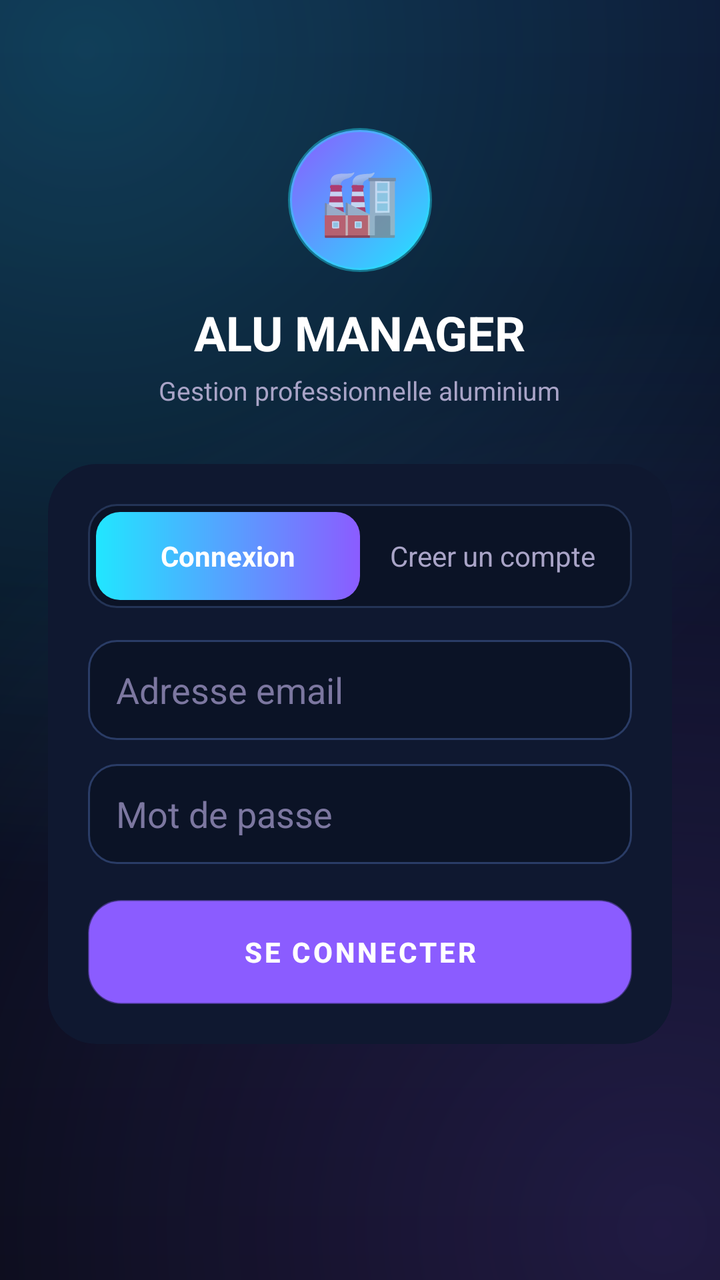
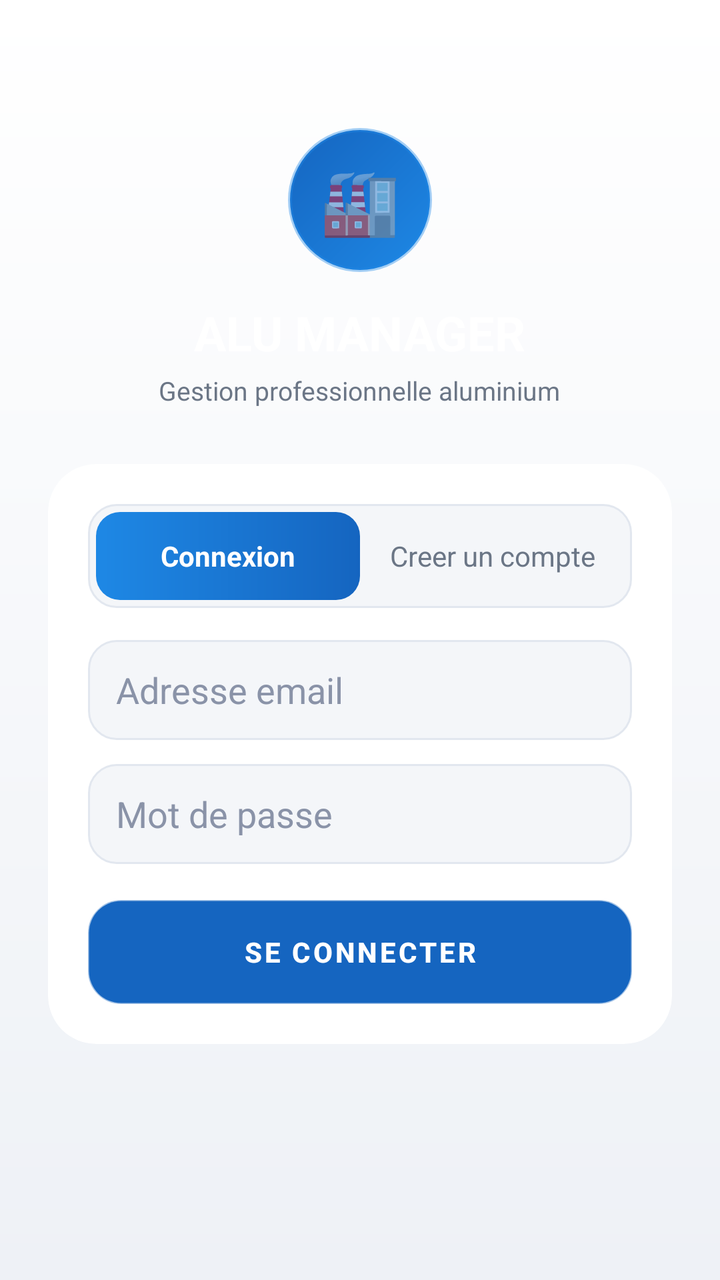

Two renders of the same Android screen: before a commit and after it. Below are the layout's source before the change and the commit's diff.
<!-- AndroidManifest.xml: application theme Theme.AluManager -->
<!-- res/layout/activity_login.xml -->
<?xml version="1.0" encoding="utf-8"?>
<ScrollView xmlns:android="http://schemas.android.com/apk/res/android"
    android:layout_width="match_parent"
    android:layout_height="match_parent"
    android:background="@drawable/bg_space"
    android:fillViewport="true">

    <LinearLayout
        android:layout_width="match_parent"
        android:layout_height="wrap_content"
        android:orientation="vertical"
        android:gravity="center_horizontal"
        android:padding="24dp">

        
        <TextView
            android:layout_width="72dp"
            android:layout_height="72dp"
            android:layout_marginTop="40dp"
            android:background="@drawable/logo_circle"
            android:gravity="center"
            android:text="🏭"
            android:textSize="32sp" />

        <TextView
            android:layout_width="wrap_content"
            android:layout_height="wrap_content"
            android:layout_marginTop="14dp"
            android:text="ALU MANAGER"
            android:textColor="#FFFFFF"
            android:textSize="24sp"
            android:textStyle="bold" />

        <TextView
            android:layout_width="wrap_content"
            android:layout_height="wrap_content"
            android:layout_marginTop="4dp"
            android:text="Gestion professionnelle aluminium"
            android:textColor="#A9A4C7"
            android:textSize="13sp" />

        
        <androidx.cardview.widget.CardView
            android:layout_width="match_parent"
            android:layout_height="wrap_content"
            android:layout_marginTop="28dp"
            app:cardBackgroundColor="#0F1830"
            app:cardCornerRadius="24dp"
            app:cardElevation="0dp"
            xmlns:app="http://schemas.android.com/apk/res-auto">

            <LinearLayout
                android:layout_width="match_parent"
                android:layout_height="wrap_content"
                android:orientation="vertical"
                android:padding="20dp">

                
                <LinearLayout
                    android:layout_width="match_parent"
                    android:layout_height="wrap_content"
                    android:background="@drawable/tab_track"
                    android:orientation="horizontal"
                    android:padding="4dp">

                    <TextView
                        android:id="@+id/tabLogin"
                        android:layout_width="0dp"
                        android:layout_height="44dp"
                        android:layout_weight="1"
                        android:background="@drawable/tab_active"
                        android:gravity="center"
                        android:text="Connexion"
                        android:textColor="#FFFFFF"
                        android:textStyle="bold" />

                    <TextView
                        android:id="@+id/tabRegister"
                        android:layout_width="0dp"
                        android:layout_height="44dp"
                        android:layout_weight="1"
                        android:gravity="center"
                        android:text="Creer un compte"
                        android:textColor="#A9A4C7" />
                </LinearLayout>

                
                <TextView
                    android:id="@+id/authError"
                    android:layout_width="match_parent"
                    android:layout_height="wrap_content"
                    android:layout_marginTop="14dp"
                    android:background="@drawable/error_bg"
                    android:padding="10dp"
                    android:textColor="#FF6B6B"
                    android:textSize="13sp"
                    android:visibility="gone" />

                
                <LinearLayout
                    android:id="@+id/formLogin"
                    android:layout_width="match_parent"
                    android:layout_height="wrap_content"
                    android:layout_marginTop="16dp"
                    android:orientation="vertical">

                    <EditText
                        android:id="@+id/loginEmail"
                        android:layout_width="match_parent"
                        android:layout_height="50dp"
                        android:background="@drawable/field_bg"
                        android:hint="Adresse email"
                        android:inputType="textEmailAddress"
                        android:paddingHorizontal="14dp"
                        android:textColor="#FFFFFF"
                        android:textColorHint="#7C77A0" />

                    <EditText
                        android:id="@+id/loginPassword"
                        android:layout_width="match_parent"
                        android:layout_height="50dp"
                        android:layout_marginTop="12dp"
                        android:background="@drawable/field_bg"
                        android:hint="Mot de passe"
                        android:inputType="textPassword"
                        android:paddingHorizontal="14dp"
                        android:textColor="#FFFFFF"
                        android:textColorHint="#7C77A0" />

                    <Button
                        android:id="@+id/btnLogin"
                        android:layout_width="match_parent"
                        android:layout_height="52dp"
                        android:layout_marginTop="18dp"
                        android:background="@drawable/btn_primary"
                        android:text="Se connecter"
                        android:textColor="#FFFFFF"
                        android:textStyle="bold" />
                </LinearLayout>

                
                <LinearLayout
                    android:id="@+id/formRegister"
                    android:layout_width="match_parent"
                    android:layout_height="wrap_content"
                    android:layout_marginTop="16dp"
                    android:orientation="vertical"
                    android:visibility="gone">

                    <EditText
                        android:id="@+id/regName"
                        android:layout_width="match_parent"
                        android:layout_height="50dp"
                        android:background="@drawable/field_bg"
                        android:hint="Nom complet"
                        android:inputType="textPersonName"
                        android:paddingHorizontal="14dp"
                        android:textColor="#FFFFFF"
                        android:textColorHint="#7C77A0" />

                    <EditText
                        android:id="@+id/regEmail"
                        android:layout_width="match_parent"
                        android:layout_height="50dp"
                        android:layout_marginTop="12dp"
                        android:background="@drawable/field_bg"
                        android:hint="Adresse email"
                        android:inputType="textEmailAddress"
                        android:paddingHorizontal="14dp"
                        android:textColor="#FFFFFF"
                        android:textColorHint="#7C77A0" />

                    <Spinner
                        android:id="@+id/regSociete"
                        android:layout_width="match_parent"
                        android:layout_height="50dp"
                        android:layout_marginTop="12dp"
                        android:background="@drawable/field_bg"
                        android:paddingHorizontal="10dp" />

                    <EditText
                        android:id="@+id/regPassword"
                        android:layout_width="match_parent"
                        android:layout_height="50dp"
                        android:layout_marginTop="12dp"
                        android:background="@drawable/field_bg"
                        android:hint="Mot de passe (min. 6 caracteres)"
                        android:inputType="textPassword"
                        android:paddingHorizontal="14dp"
                        android:textColor="#FFFFFF"
                        android:textColorHint="#7C77A0" />

                    <EditText
                        android:id="@+id/regConfirm"
                        android:layout_width="match_parent"
                        android:layout_height="50dp"
                        android:layout_marginTop="12dp"
                        android:background="@drawable/field_bg"
                        android:hint="Confirmer le mot de passe"
                        android:inputType="textPassword"
                        android:paddingHorizontal="14dp"
                        android:textColor="#FFFFFF"
                        android:textColorHint="#7C77A0" />

                    <Button
                        android:id="@+id/btnRegister"
                        android:layout_width="match_parent"
                        android:layout_height="52dp"
                        android:layout_marginTop="18dp"
                        android:background="@drawable/btn_primary"
                        android:text="Creer mon compte"
                        android:textColor="#FFFFFF"
                        android:textStyle="bold" />
                </LinearLayout>

            </LinearLayout>
        </androidx.cardview.widget.CardView>

    </LinearLayout>
</ScrollView>
<!-- resources referenced by this layout -->
<resources>
  <!-- drawable bg_space (drawable) -->
  <?xml version="1.0" encoding="utf-8"?>
  <layer-list xmlns:android="http://schemas.android.com/apk/res/android">
      <item>
          <shape android:shape="rectangle">
              <gradient
                  android:angle="270"
                  android:startColor="#0C1430"
                  android:centerColor="#080E1F"
                  android:endColor="#060912" />
          </shape>
      </item>
      
      <item>
          <shape android:shape="rectangle">
              <gradient
                  android:type="radial"
                  android:centerX="0.12"
                  android:centerY="0.04"
                  android:gradientRadius="420dp"
                  android:startColor="#3321E6FF"
                  android:endColor="#0021E6FF" />
          </shape>
      </item>
      
      <item>
          <shape android:shape="rectangle">
              <gradient
                  android:type="radial"
                  android:centerX="0.92"
                  android:centerY="0.96"
                  android:gradientRadius="460dp"
                  android:startColor="#338B5CFF"
                  android:endColor="#008B5CFF" />
          </shape>
      </item>
  </layer-list>
  <!-- drawable btn_primary (drawable) -->
  <?xml version="1.0" encoding="utf-8"?>
  <shape xmlns:android="http://schemas.android.com/apk/res/android" android:shape="rectangle">
      <gradient
          android:angle="0"
          android:startColor="#21E6FF"
          android:endColor="#8B5CFF" />
      <corners android:radius="16dp" />
      <stroke android:width="1dp" android:color="#66BFF5FF" />
  </shape>
  <!-- drawable error_bg (drawable) -->
  <?xml version="1.0" encoding="utf-8"?>
  <shape xmlns:android="http://schemas.android.com/apk/res/android" android:shape="rectangle">
      <solid android:color="#2A1020" />
      <corners android:radius="12dp" />
      <stroke android:width="1dp" android:color="#FF4D9D" />
  </shape>
  <!-- drawable field_bg (drawable) -->
  <?xml version="1.0" encoding="utf-8"?>
  <shape xmlns:android="http://schemas.android.com/apk/res/android" android:shape="rectangle">
      <solid android:color="#0B1326" />
      <corners android:radius="14dp" />
      <stroke android:width="1dp" android:color="#2A3C66" />
  </shape>
  <!-- drawable logo_circle (drawable) -->
  <?xml version="1.0" encoding="utf-8"?>
  <shape xmlns:android="http://schemas.android.com/apk/res/android" android:shape="oval">
      <gradient
          android:angle="135"
          android:startColor="#21E6FF"
          android:endColor="#8B5CFF" />
      <stroke android:width="2dp" android:color="#6621E6FF" />
  </shape>
  <!-- drawable tab_active (drawable) -->
  <?xml version="1.0" encoding="utf-8"?>
  <shape xmlns:android="http://schemas.android.com/apk/res/android" android:shape="rectangle">
      <gradient
          android:angle="0"
          android:startColor="#21E6FF"
          android:endColor="#8B5CFF" />
      <corners android:radius="12dp" />
  </shape>
  <!-- drawable tab_track (drawable) -->
  <?xml version="1.0" encoding="utf-8"?>
  <shape xmlns:android="http://schemas.android.com/apk/res/android" android:shape="rectangle">
      <solid android:color="#0B1326" />
      <corners android:radius="14dp" />
      <stroke android:width="1dp" android:color="#243456" />
  </shape>
  <style name="Theme.AluManager" parent="Theme.MaterialComponents.NoActionBar">
          <item name="colorPrimary">@color/neon_violet</item>
          <item name="colorPrimaryVariant">@color/neon_cyan</item>
          <item name="colorOnPrimary">#08101F</item>
          <item name="colorAccent">@color/neon_cyan</item>
          <item name="android:windowBackground">@color/bg_deep</item>
          <item name="android:statusBarColor">@android:color/transparent</item>
          <item name="android:navigationBarColor">@color/bg_deep</item>
          <item name="android:windowLightStatusBar">false</item>
          <item name="android:colorBackground">@color/bg_deep</item>
      </style>
  <color name="neon_violet">#8B5CFF</color>
  <color name="neon_cyan">#21E6FF</color>
  <color name="bg_deep">#060912</color>
</resources>

<!-- the commit's change to res/layout/activity_login.xml (unified diff, before → after) -->
@@ -36,7 +36,7 @@
             android:layout_height="wrap_content"
             android:layout_marginTop="4dp"
             android:text="Gestion professionnelle aluminium"
-            android:textColor="#A9A4C7"
+            android:textColor="#6B7686"
             android:textSize="13sp" />
 
         
@@ -44,7 +44,7 @@
             android:layout_width="match_parent"
             android:layout_height="wrap_content"
             android:layout_marginTop="28dp"
-            app:cardBackgroundColor="#0F1830"
+            app:cardBackgroundColor="#FFFFFF"
             app:cardCornerRadius="24dp"
             app:cardElevation="0dp"
             xmlns:app="http://schemas.android.com/apk/res-auto">
@@ -81,7 +81,7 @@
                         android:layout_weight="1"
                         android:gravity="center"
                         android:text="Creer un compte"
-                        android:textColor="#A9A4C7" />
+                        android:textColor="#6B7686" />
                 </LinearLayout>
 
                 
@@ -113,7 +113,7 @@
                         android:inputType="textEmailAddress"
                         android:paddingHorizontal="14dp"
                         android:textColor="#FFFFFF"
-                        android:textColorHint="#7C77A0" />
+                        android:textColorHint="#8A93A8" />
 
                     <EditText
                         android:id="@+id/loginPassword"
@@ -125,7 +125,7 @@
                         android:inputType="textPassword"
                         android:paddingHorizontal="14dp"
                         android:textColor="#FFFFFF"
-                        android:textColorHint="#7C77A0" />
+                        android:textColorHint="#8A93A8" />
 
                     <Button
                         android:id="@+id/btnLogin"
@@ -156,7 +156,7 @@
                         android:inputType="textPersonName"
                         android:paddingHorizontal="14dp"
                         android:textColor="#FFFFFF"
-                        android:textColorHint="#7C77A0" />
+                        android:textColorHint="#8A93A8" />
 
                     <EditText
                         android:id="@+id/regEmail"
@@ -168,7 +168,7 @@
                         android:inputType="textEmailAddress"
                         android:paddingHorizontal="14dp"
                         android:textColor="#FFFFFF"
-                        android:textColorHint="#7C77A0" />
+                        android:textColorHint="#8A93A8" />
 
                     <Spinner
                         android:id="@+id/regSociete"
@@ -188,7 +188,7 @@
                         android:inputType="textPassword"
                         android:paddingHorizontal="14dp"
                         android:textColor="#FFFFFF"
-                        android:textColorHint="#7C77A0" />
+                        android:textColorHint="#8A93A8" />
 
                     <EditText
                         android:id="@+id/regConfirm"
@@ -200,7 +200,7 @@
                         android:inputType="textPassword"
                         android:paddingHorizontal="14dp"
                         android:textColor="#FFFFFF"
-                        android:textColorHint="#7C77A0" />
+                        android:textColorHint="#8A93A8" />
 
                     <Button
                         android:id="@+id/btnRegister"
<!-- resource entries referenced after the edit -->
@@ -2,94 +2,65 @@
 <resources>
   <!-- drawable bg_space (drawable) -->
   <?xml version="1.0" encoding="utf-8"?>
-  <layer-list xmlns:android="http://schemas.android.com/apk/res/android">
-      <item>
-          <shape android:shape="rectangle">
-              <gradient
-                  android:angle="270"
-                  android:startColor="#0C1430"
-                  android:centerColor="#080E1F"
-                  android:endColor="#060912" />
-          </shape>
-      </item>
-      
-      <item>
-          <shape android:shape="rectangle">
-              <gradient
-                  android:type="radial"
-                  android:centerX="0.12"
-                  android:centerY="0.04"
-                  android:gradientRadius="420dp"
-                  android:startColor="#3321E6FF"
-                  android:endColor="#0021E6FF" />
-          </shape>
-      </item>
-      
-      <item>
-          <shape android:shape="rectangle">
-              <gradient
-                  android:type="radial"
-                  android:centerX="0.92"
-                  android:centerY="0.96"
-                  android:gradientRadius="460dp"
-                  android:startColor="#338B5CFF"
-                  android:endColor="#008B5CFF" />
-          </shape>
-      </item>
-  </layer-list>
+  <shape xmlns:android="http://schemas.android.com/apk/res/android" android:shape="rectangle">
+      <gradient
+          android:angle="270"
+          android:startColor="#FFFFFF"
+          android:endColor="#EEF1F6" />
+  </shape>
   <!-- drawable btn_primary (drawable) -->
   <?xml version="1.0" encoding="utf-8"?>
   <shape xmlns:android="http://schemas.android.com/apk/res/android" android:shape="rectangle">
       <gradient
           android:angle="0"
-          android:startColor="#21E6FF"
-          android:endColor="#8B5CFF" />
+          android:startColor="#1E88E5"
+          android:endColor="#1565C0" />
       <corners android:radius="16dp" />
-      <stroke android:width="1dp" android:color="#66BFF5FF" />
+      <stroke android:width="1dp" android:color="#661E88E5" />
   </shape>
   <!-- drawable error_bg (drawable) -->
   <?xml version="1.0" encoding="utf-8"?>
   <shape xmlns:android="http://schemas.android.com/apk/res/android" android:shape="rectangle">
-      <solid android:color="#2A1020" />
+      <solid android:color="#FBE9F1" />
       <corners android:radius="12dp" />
-      <stroke android:width="1dp" android:color="#FF4D9D" />
+      <stroke android:width="1dp" android:color="#C2118F" />
   </shape>
   <!-- drawable field_bg (drawable) -->
   <?xml version="1.0" encoding="utf-8"?>
   <shape xmlns:android="http://schemas.android.com/apk/res/android" android:shape="rectangle">
-      <solid android:color="#0B1326" />
+      <solid android:color="#F4F6F9" />
       <corners android:radius="14dp" />
-      <stroke android:width="1dp" android:color="#2A3C66" />
+      <stroke android:width="1dp" android:color="#E2E7EF" />
   </shape>
   <!-- drawable logo_circle (drawable) -->
   <?xml version="1.0" encoding="utf-8"?>
   <shape xmlns:android="http://schemas.android.com/apk/res/android" android:shape="oval">
       <gradient
           android:angle="135"
-          android:startColor="#21E6FF"
-          android:endColor="#8B5CFF" />
-      <stroke android:width="2dp" android:color="#6621E6FF" />
+          android:startColor="#1E88E5"
+          android:endColor="#1565C0" />
+      <stroke android:width="2dp" android:color="#661E88E5" />
   </shape>
   <!-- drawable tab_active (drawable) -->
   <?xml version="1.0" encoding="utf-8"?>
   <shape xmlns:android="http://schemas.android.com/apk/res/android" android:shape="rectangle">
       <gradient
           android:angle="0"
-          android:startColor="#21E6FF"
-          android:endColor="#8B5CFF" />
+          android:startColor="#1E88E5"
+          android:endColor="#1565C0" />
       <corners android:radius="12dp" />
   </shape>
   <!-- drawable tab_track (drawable) -->
   <?xml version="1.0" encoding="utf-8"?>
   <shape xmlns:android="http://schemas.android.com/apk/res/android" android:shape="rectangle">
-      <solid android:color="#0B1326" />
+      <solid android:color="#F4F6F9" />
       <corners android:radius="14dp" />
-      <stroke android:width="1dp" android:color="#243456" />
+      <stroke android:width="1dp" android:color="#E2E7EF" />
   </shape>
-  <style name="Theme.AluManager" parent="Theme.MaterialComponents.NoActionBar">
+  <style name="Theme.AluManager" parent="Theme.MaterialComponents.Light.NoActionBar">
           <item name="colorPrimary">@color/neon_violet</item>
           <item name="colorPrimaryVariant">@color/neon_cyan</item>
-          <item name="colorOnPrimary">#08101F</item>
+          <item name="colorOnPrimary">#FFFFFF</item>
           <item name="colorAccent">@color/neon_cyan</item>
           <item name="android:windowBackground">@color/bg_deep</item>
           <item name="android:statusBarColor">@android:color/transparent</item>
@@ -97,8 +68,8 @@
           <item name="android:windowLightStatusBar">false</item>
           <item name="android:colorBackground">@color/bg_deep</item>
       </style>
-  <color name="neon_violet">#8B5CFF</color>
-  <color name="neon_cyan">#21E6FF</color>
-  <color name="bg_deep">#060912</color>
+  <color name="neon_violet">#1565C0</color>
+  <color name="neon_cyan">#1E88E5</color>
+  <color name="bg_deep">#F4F6F9</color>
 </resources>
 
